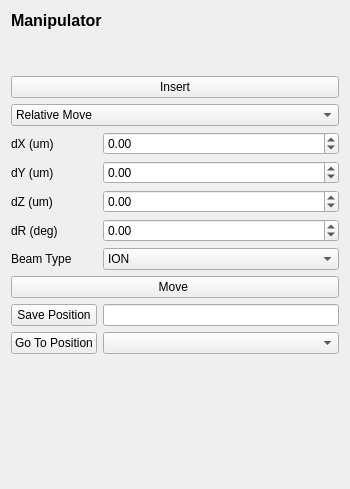
The window that fibsem/ui/qtdesigner_files/FibsemManipulatorWidget.ui (DeMarcoLab/fibsem) describes before a commit, drawn with Qt 5.
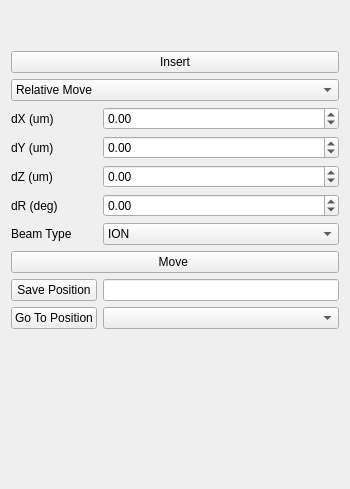
The same window after the commit.

Commit message: detetction, milling, manipulator

What changed in the file:
```diff
--- a/fibsem/ui/qtdesigner_files/FibsemManipulatorWidget.ui
+++ b/fibsem/ui/qtdesigner_files/FibsemManipulatorWidget.ui
@@ -14,17 +14,7 @@
    <string>Form</string>
   </property>
   <layout class="QGridLayout" name="gridLayout_2">
-   <item row="11" column="0" colspan="2">
-    <widget class="QPushButton" name="moveRelative_button">
-     <property name="text">
-      <string>Move </string>
-     </property>
-    </widget>
-   </item>
-   <item row="13" column="1">
-    <widget class="QComboBox" name="savedPosition_combobox"/>
-   </item>
-   <item row="14" column="0" colspan="2">
+   <item row="13" column="0" colspan="2">
     <spacer name="verticalSpacer">
      <property name="orientation">
       <enum>Qt::Vertical</enum>
@@ -37,93 +27,100 @@
      </property>
     </spacer>
    </item>
-   <item row="12" column="1">
-    <widget class="QLineEdit" name="savedPositionName_lineEdit"/>
+   <item row="1" column="0" colspan="2">
+    <widget class="QLabel" name="manipulatorStatus_label">
+     <property name="text">
+      <string/>
+     </property>
+    </widget>
+   </item>
+   <item row="5" column="1">
+    <widget class="QDoubleSpinBox" name="dX_spinbox">
+     <property name="minimum">
+      <double>-1000.000000000000000</double>
+     </property>
+     <property name="maximum">
+      <double>1000.000000000000000</double>
+     </property>
+    </widget>
+   </item>
+   <item row="0" column="0">
+    <widget class="QLabel" name="calibrated_status_label">
+     <property name="text">
+      <string/>
+     </property>
+    </widget>
+   </item>
+   <item row="5" column="0">
+    <widget class="QLabel" name="dx_label">
+     <property name="text">
+      <string>dX (um)</string>
+     </property>
+    </widget>
+   </item>
+   <item row="12" column="0">
+    <widget class="QPushButton" name="goToPosition_button">
+     <property name="text">
+      <string>Go To Position</string>
+     </property>
+    </widget>
+   </item>
+   <item row="9" column="1">
+    <widget class="QComboBox" name="beam_type_combobox">
+     <item>
+      <property name="text">
+       <string>ION</string>
+      </property>
+     </item>
+     <item>
+      <property name="text">
+       <string>ELECTRON</string>
+      </property>
+     </item>
+    </widget>
    </item>
    <item row="9" column="0">
+    <widget class="QLabel" name="beam_type_label">
+     <property name="text">
+      <string>Beam Type</string>
+     </property>
+    </widget>
+   </item>
+   <item row="11" column="1">
+    <widget class="QLineEdit" name="savedPositionName_lineEdit"/>
+   </item>
+   <item row="8" column="0">
     <widget class="QLabel" name="dr_label">
      <property name="text">
       <string>dR (deg)</string>
      </property>
     </widget>
    </item>
-   <item row="6" column="1">
-    <widget class="QDoubleSpinBox" name="dX_spinbox">
-     <property name="minimum">
-      <double>-1000.000000000000000</double>
-     </property>
-     <property name="maximum">
-      <double>1000.000000000000000</double>
-     </property>
-    </widget>
-   </item>
    <item row="7" column="0">
-    <widget class="QLabel" name="dy_label">
-     <property name="text">
-      <string>dY (um)</string>
-     </property>
-    </widget>
-   </item>
-   <item row="5" column="0" colspan="2">
-    <widget class="QComboBox" name="move_type_comboBox">
-     <item>
-      <property name="text">
-       <string>Relative Move</string>
-      </property>
-     </item>
-     <item>
-      <property name="text">
-       <string>Corrected Move</string>
-      </property>
-     </item>
-    </widget>
-   </item>
-   <item row="0" column="0" colspan="2">
-    <widget class="QLabel" name="label_title">
-     <property name="font">
-      <font>
-       <pointsize>12</pointsize>
-       <weight>75</weight>
-       <bold>true</bold>
-      </font>
-     </property>
-     <property name="text">
-      <string>Manipulator</string>
-     </property>
-    </widget>
-   </item>
-   <item row="8" column="0">
     <widget class="QLabel" name="dz_label">
      <property name="text">
       <string>dZ (um)</string>
      </property>
     </widget>
    </item>
-   <item row="10" column="1">
-    <widget class="QComboBox" name="beam_type_combobox">
-     <item>
-      <property name="text">
-       <string>ION</string>
-      </property>
-     </item>
-     <item>
-      <property name="text">
-       <string>ELECTRON</string>
-      </property>
-     </item>
-    </widget>
-   </item>
-   <item row="8" column="1">
-    <widget class="QDoubleSpinBox" name="dZ_spinbox">
-     <property name="minimum">
-      <double>-1000.000000000000000</double>
-     </property>
-     <property name="maximum">
-      <double>1000.000000000000000</double>
-     </property>
-    </widget>
-   </item>
    <item row="7" column="1">
+    <widget class="QDoubleSpinBox" name="dZ_spinbox">
+     <property name="minimum">
+      <double>-1000.000000000000000</double>
+     </property>
+     <property name="maximum">
+      <double>1000.000000000000000</double>
+     </property>
+    </widget>
+   </item>
+   <item row="6" column="0">
+    <widget class="QLabel" name="dy_label">
+     <property name="text">
+      <string>dY (um)</string>
+     </property>
+    </widget>
+   </item>
+   <item row="6" column="1">
     <widget class="QDoubleSpinBox" name="dY_spinbox">
      <property name="minimum">
       <double>-1000.000000000000000</double>
@@ -133,14 +130,17 @@
      </property>
     </widget>
    </item>
-   <item row="2" column="0" colspan="2">
-    <widget class="QLabel" name="manipulatorStatus_label">
+   <item row="12" column="1">
+    <widget class="QComboBox" name="savedPosition_combobox"/>
+   </item>
+   <item row="11" column="0">
+    <widget class="QPushButton" name="addSavedPosition_button">
      <property name="text">
-      <string/>
+      <string>Save Position</string>
      </property>
     </widget>
    </item>
-   <item row="9" column="1">
+   <item row="8" column="1">
     <widget class="QDoubleSpinBox" name="dR_spinbox">
      <property name="minimum">
       <double>-365.000000000000000</double>
@@ -150,46 +150,32 @@
      </property>
     </widget>
    </item>
-   <item row="13" column="0">
-    <widget class="QPushButton" name="goToPosition_button">
-     <property name="text">
-      <string>Go To Position</string>
-     </property>
-    </widget>
-   </item>
-   <item row="12" column="0">
-    <widget class="QPushButton" name="addSavedPosition_button">
-     <property name="text">
-      <string>Save Position</string>
-     </property>
-    </widget>
-   </item>
-   <item row="4" column="0" colspan="2">
+   <item row="3" column="0" colspan="2">
     <widget class="QPushButton" name="insertManipulator_button">
      <property name="text">
       <string>Insert</string>
      </property>
     </widget>
    </item>
-   <item row="6" column="0">
-    <widget class="QLabel" name="dx_label">
+   <item row="10" column="0" colspan="2">
+    <widget class="QPushButton" name="moveRelative_button">
      <property name="text">
-      <string>dX (um)</string>
+      <string>Move </string>
      </property>
     </widget>
    </item>
-   <item row="10" column="0">
-    <widget class="QLabel" name="beam_type_label">
-     <property name="text">
-      <string>Beam Type</string>
-     </property>
-    </widget>
-   </item>
-   <item row="1" column="0">
-    <widget class="QLabel" name="calibrated_status_label">
-     <property name="text">
-      <string/>
-     </property>
+   <item row="4" column="0" colspan="2">
+    <widget class="QComboBox" name="move_type_comboBox">
+     <item>
+      <property name="text">
+       <string>Relative Move</string>
+      </property>
+     </item>
+     <item>
+      <property name="text">
+       <string>Corrected Move</string>
+      </property>
+     </item>
     </widget>
    </item>
   </layout>
```
The commit also changes 9 other files.
